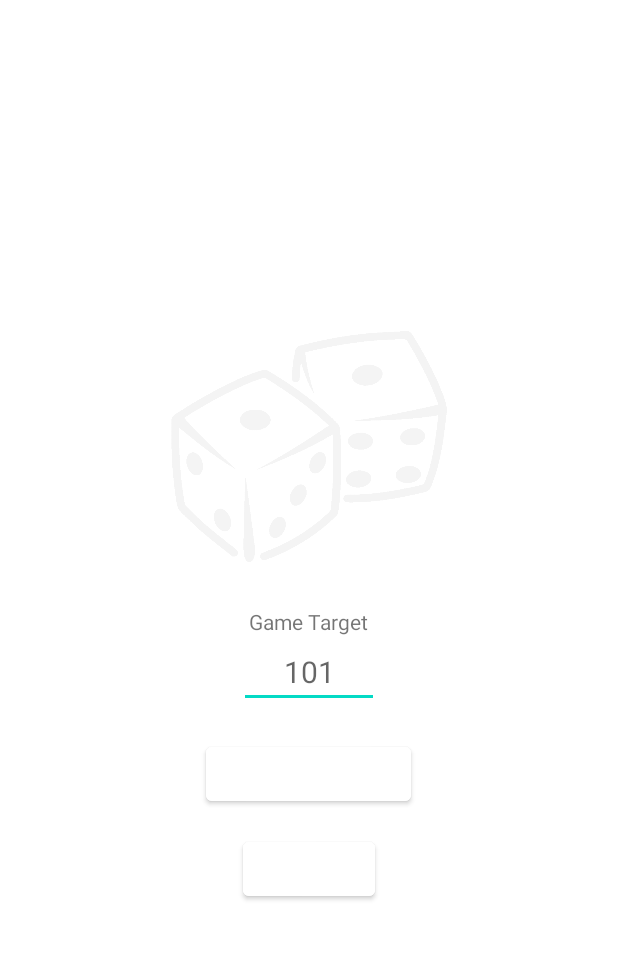
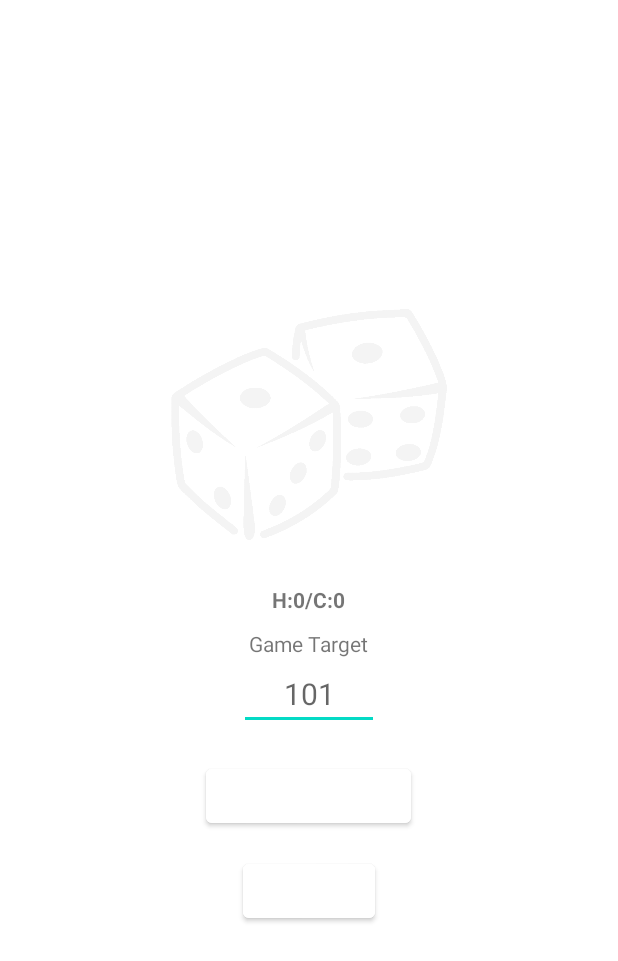
Before and after one commit to MrRevengerX/DiceGame, an Android app: the screen it shows after launch (MainActivity), on a phone screen of 412 x 824 dp. Shown: the top 961 px of the screen. Run offline under Robolectric (Android 15) with nearby library versions, the phone set to English and light mode, and no system bars.

Commit message:
Added win lose counter to home activity.

```diff
--- a/app/src/main/java/com/example/dicegame/MainActivity.kt
+++ b/app/src/main/java/com/example/dicegame/MainActivity.kt
@@ -6,6 +6,7 @@ import androidx.appcompat.app.AppCompatActivity
 import android.os.Bundle
 import android.widget.Button
 import android.widget.EditText
+import android.widget.TextView
 import androidx.appcompat.app.AlertDialog
 
 class MainActivity : AppCompatActivity() {
@@ -23,6 +24,9 @@ class MainActivity : AppCompatActivity() {
         editor.putInt("wins", winCount)
         editor.putInt("losses", lossCount)
         editor.apply()
+
+        val winLossCountTextView = findViewById<TextView>(R.id.homeWinLossCount)
+        winLossCountTextView.text = "H:$winCount/C:$lossCount"
 
         val inputTargetScore = findViewById<EditText>(R.id.inputTargetScore)
 
--- a/app/src/main/res/layout-land-night/activity_main.xml
+++ b/app/src/main/res/layout-land-night/activity_main.xml
@@ -28,6 +28,15 @@
             android:layout_centerVertical="true"
             android:gravity="center"
             android:orientation="vertical">
+
+            <TextView
+                android:id="@+id/homeWinLossCount"
+                android:layout_width="match_parent"
+                android:layout_height="wrap_content"
+                android:layout_marginBottom="10dp"
+                android:gravity="center"
+                android:text="H:0/C:0"
+                android:textStyle="bold" />
 
             <TextView
                 android:id="@+id/textView"
--- a/app/src/main/res/layout-land/activity_game_screen.xml
+++ b/app/src/main/res/layout-land/activity_game_screen.xml
@@ -184,7 +184,8 @@
                     android:layout_height="wrap_content"
                     android:layout_marginBottom="20dp"
                     android:gravity="center"
-                    android:text="H:0/C:0" />
+                    android:text="H:0/C:0"
+                    android:textStyle="bold" />
 
                 <LinearLayout
                     android:id="@+id/targetScore"
--- a/app/src/main/res/layout-land/activity_main.xml
+++ b/app/src/main/res/layout-land/activity_main.xml
@@ -28,6 +28,15 @@
             android:layout_centerVertical="true"
             android:gravity="center"
             android:orientation="vertical">
+
+            <TextView
+                android:id="@+id/homeWinLossCount"
+                android:layout_width="match_parent"
+                android:layout_height="wrap_content"
+                android:layout_marginBottom="10dp"
+                android:gravity="center"
+                android:text="H:0/C:0"
+                android:textStyle="bold" />
 
             <TextView
                 android:id="@+id/textView"
--- a/app/src/main/res/layout/activity_main.xml
+++ b/app/src/main/res/layout/activity_main.xml
@@ -21,6 +21,14 @@
             android:layout_height="154dp"
             app:srcCompat="@drawable/homescreen_dice"
             android:layout_marginBottom="30dp"/>
+
+        <TextView
+            android:id="@+id/homeWinLossCount"
+            android:layout_width="wrap_content"
+            android:layout_height="wrap_content"
+            android:layout_marginBottom="10dp"
+            android:text="H:0/C:0"
+            android:textStyle="bold" />
 
         <TextView
             android:id="@+id/textView"
```
